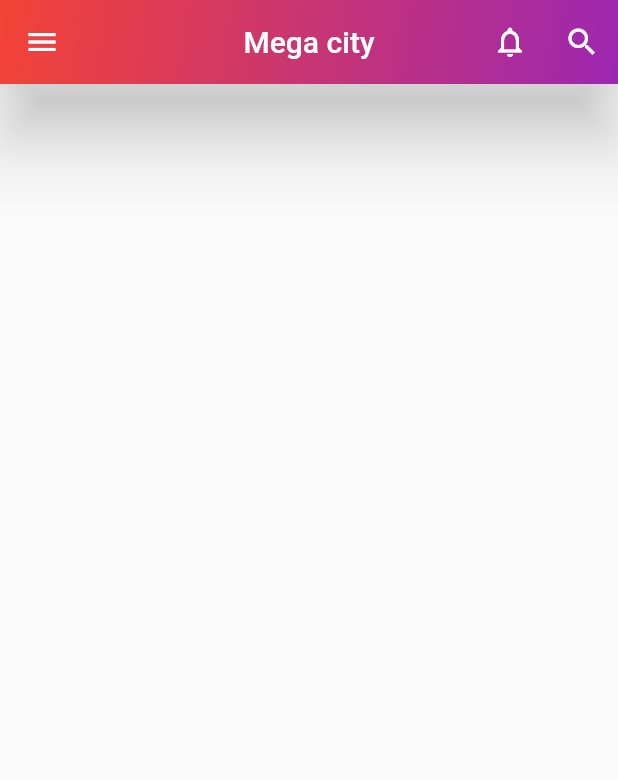
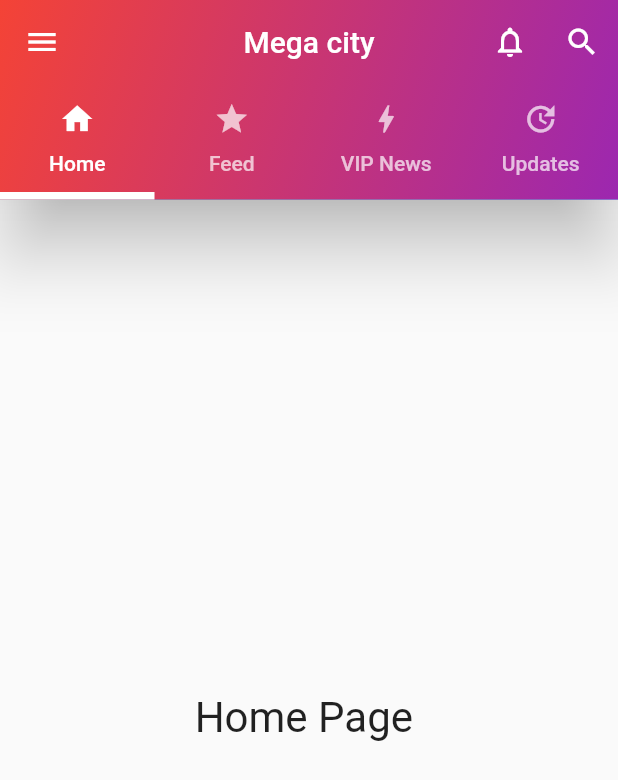
Before and after one commit to LucasGoltara/MegaCityapp, a Flutter app: the SimpleAppBarPage screen opened directly, on a phone screen of 412 x 824 dp. Shown: the top 780 px of the screen. Run offline on Flutter 3.47's test engine with Material 2 defaults, Android fonts, the phone set to English and light mode, and no system bars.

Commit message:
Atualização do dia 03/03/2022

```diff
--- a/lib/page/simple_appbar_page.dart
+++ b/lib/page/simple_appbar_page.dart
@@ -30,7 +30,7 @@ class _SimpleAppBarPageState extends State<SimpleAppBarPage> {
                   accountEmail: Text('megacity@gmail.com'),
                 ),
                 ListTile(
-                  //Icones do drawer
+                  // Todos os icones do drawer
                   leading: Icon(Icons.home),
                   title: Text('Inicio'),
                   subtitle: Text('tela de inicio'),
@@ -105,28 +105,28 @@ class _SimpleAppBarPageState extends State<SimpleAppBarPage> {
                 ),
               ),
             ),
-            // bottom: TabBar(
-            //   //isScrollable: true,
-            //   indicatorColor: Colors.white,
-            //   indicatorWeight: 5,
-            //   tabs: [
-            //     Tab(icon: Icon(Icons.home), text: 'Home'),
-            //     Tab(icon: Icon(Icons.star), text: 'Feed'),
-            //     Tab(icon: Icon(Icons.link), text: 'Links'),
-            //     Tab(icon: Icon(Icons.settings), text: 'Settings'),
-            //   ],
-            // ),
+            bottom: TabBar(
+              //isScrollable: true,
+              indicatorColor: Colors.white,
+              indicatorWeight: 5,
+              tabs: [
+                Tab(icon: Icon(Icons.home), text: 'Home'),
+                Tab(icon: Icon(Icons.star), text: 'Feed'),
+                Tab(icon: Icon(Icons.bolt), text: 'VIP News'),
+                Tab(icon: Icon(Icons.update), text: 'Updates'),
+              ],
+            ),
             elevation: 20,
             titleSpacing: 20,
           ),
-          // body: TabBarView(
-          //   children: [
-          //     buildPage('Home Page'),
-          //     buildPage('Feed Page'),
-          //     buildPage('Links Mega City'),
-          //     buildPage('Settings Page'),
-          //   ],
-          // ),
+          body: TabBarView(
+            children: [
+              buildPage('Home Page '),
+              buildPage('Feed de noticias'),
+              buildPage('Novidades da loja vip '),
+              buildPage('Atualizações no servidor'),
+            ],
+          ),
         ),
       );
 
--- a/lib/page/transparent_appbar_page.dart
+++ b/lib/page/transparent_appbar_page.dart
@@ -9,6 +9,11 @@ class TransparentAppBarPage extends StatelessWidget {
           title: Center(child: Text('Links Mega City')),
         ),
         body: Container(
+          decoration: BoxDecoration(
+            image: DecorationImage(
+                fit: BoxFit.fill,
+                image: AssetImage('assets/images/cidadeanimada.jpg')),
+          ),
           width: double.infinity,
           child: Column(
             mainAxisAlignment: MainAxisAlignment.center,
--- a/lib/register_page.dart
+++ b/lib/register_page.dart
@@ -85,9 +85,9 @@ class _LoginPageState extends State<RegisterPage> {
                       Padding(
                         padding: const EdgeInsets.all(8.0),
                         child: TextField(
-                          keyboardType: TextInputType.emailAddress,
+                          keyboardType: TextInputType.datetime,
                           decoration: InputDecoration(
-                            labelText: 'Discord',
+                            labelText: 'Celular',
                             border: OutlineInputBorder(),
                           ),
                         ),
--- a/pubspec.yaml
+++ b/pubspec.yaml
@@ -24,3 +24,4 @@ flutter:
     - assets/images/logo.png
     - assets/images/background.jpg
     - assets/images/logomegacity.png
+    - assets/images/cidadeanimada.jpg
```
Also changed, not shown: assets/images/cidadeanimada.jpg (added).
